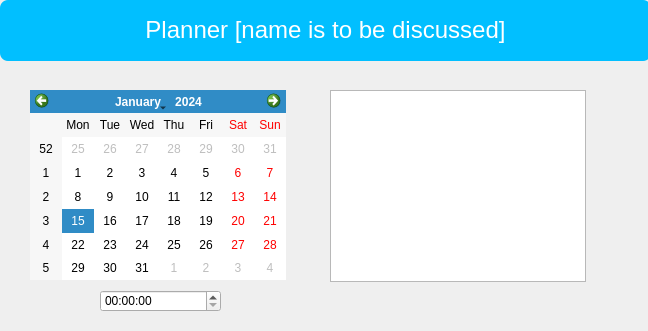
First picture: the form in main.ui, repository KennBe/S.E-project, before the edit.
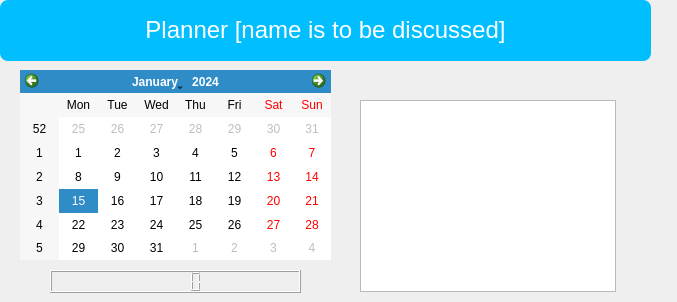
Second picture: the form after the edit. The open tabs and pages were chosen to show the change.

Commit message: WORKING LCD CLOCK CODE

Diff of the .ui file:
```diff
--- a/main.ui
+++ b/main.ui
@@ -6,8 +6,8 @@
    <rect>
     <x>0</x>
     <y>0</y>
-    <width>648</width>
-    <height>331</height>
+    <width>677</width>
+    <height>302</height>
    </rect>
   </property>
   <property name="windowTitle">
@@ -38,9 +38,9 @@
   <widget class="QCalendarWidget" name="calendarWidget">
    <property name="geometry">
     <rect>
-     <x>30</x>
-     <y>90</y>
-     <width>256</width>
+     <x>20</x>
+     <y>70</y>
+     <width>311</width>
      <height>190</height>
     </rect>
    </property>
@@ -48,7 +48,7 @@
   <widget class="QStackedWidget" name="stackedWidget">
    <property name="geometry">
     <rect>
-     <x>290</x>
+     <x>320</x>
      <y>60</y>
      <width>351</width>
      <height>271</height>
@@ -156,7 +156,7 @@
      <property name="geometry">
       <rect>
        <x>40</x>
-       <y>30</y>
+       <y>40</y>
        <width>256</width>
        <height>192</height>
       </rect>
@@ -165,15 +165,18 @@
    </widget>
    <widget class="QWidget" name="ReminderPage"/>
   </widget>
-  <widget class="QTimeEdit" name="timeEdit">
+  <widget class="QLCDNumber" name="lcdNumber">
    <property name="geometry">
     <rect>
-     <x>100</x>
-     <y>290</y>
-     <width>121</width>
-     <height>22</height>
+     <x>50</x>
+     <y>270</y>
+     <width>251</width>
+     <height>23</height>
     </rect>
    </property>
+   <property name="styleSheet">
+    <string notr="true">font: 600 20pt &quot;Segoe UI Variable Text Semibold&quot;;</string>
+   </property>
   </widget>
   <zorder>stackedWidget</zorder>
   <zorder>label</zorder>
```
Left out of the diff: 4 changed lines with no effect on the pictures. The commit also changes 1 other file.
